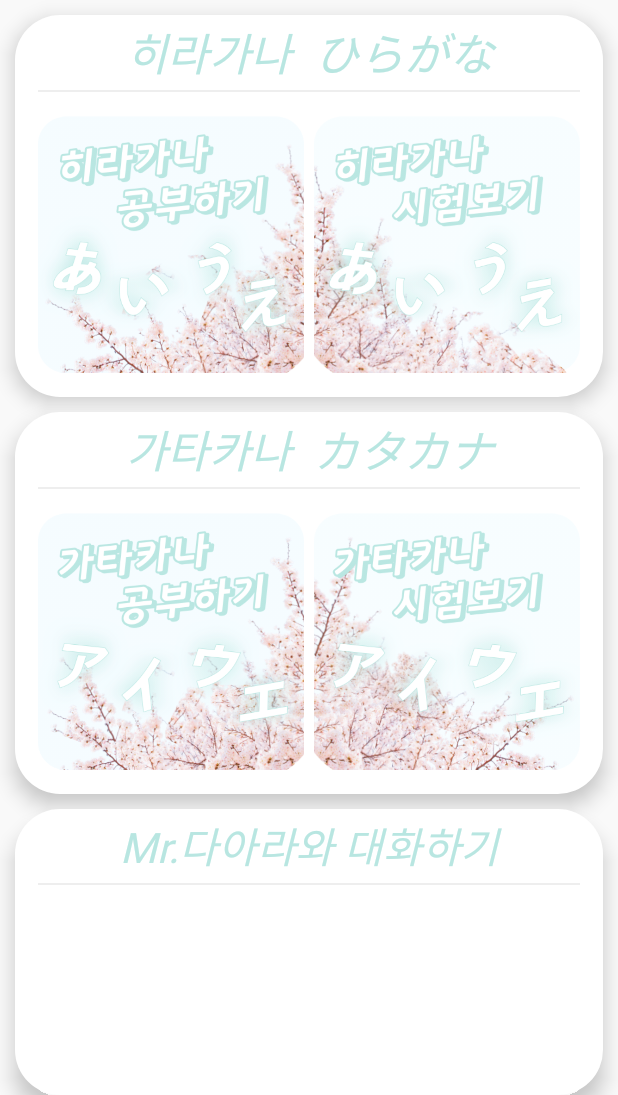
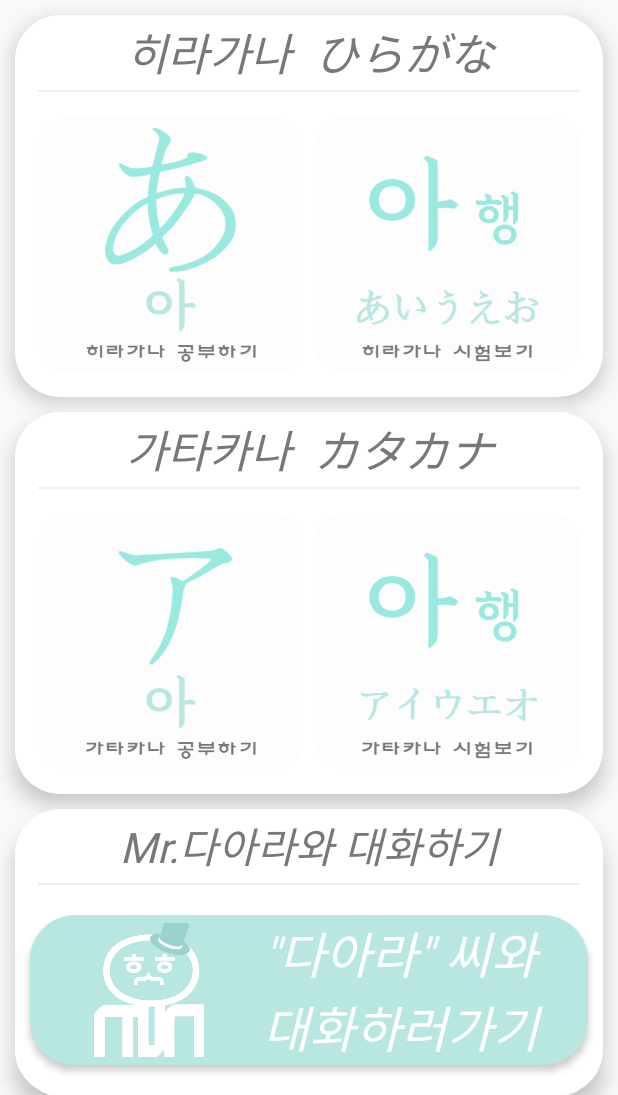
Before and after one commit to roncan1/Aragada, an Android app: the screen it shows after launch (MainActivity), on a phone screen of 412 x 824 dp, the part 141-1236 px from its top. Run offline under Robolectric (Android 15) with nearby library versions, the phone set to English and light mode, and no system bars.

Commit message:
activity_main.xml 수정 / 다아라 챗봇 바로가기 버튼 추가

```diff
--- /dev/null
+++ b/app/src/main/res/drawable/round_box_daara.xml
@@ -0,0 +1,7 @@
+<?xml version="1.0" encoding="utf-8"?>
+<shape
+    xmlns:android="http://schemas.android.com/apk/res/android"
+    android:shape="rectangle">
+    <solid android:color="@color/theme" />
+    <corners android:radius="30dp" />
+</shape>
--- a/app/src/main/res/layout/activity_main.xml
+++ b/app/src/main/res/layout/activity_main.xml
@@ -65,7 +65,7 @@
                 android:fontFamily="@font/godo"
                 android:gravity="center"
                 android:text="히라가나  ひらがな"
-                android:textColor="@color/theme"
+                android:textColor="@color/titleColor"
                 android:textSize="30dp"
                 android:textStyle="italic" />
 
@@ -124,7 +124,7 @@
                 android:fontFamily="@font/godo"
                 android:gravity="center"
                 android:text="가타카나  カタカナ"
-                android:textColor="@color/theme"
+                android:textColor="@color/titleColor"
                 android:textSize="30dp"
                 android:textStyle="italic" />
 
@@ -181,7 +181,7 @@
                 android:fontFamily="@font/godo"
                 android:gravity="center"
                 android:text="Mr.다아라와 대화하기"
-                android:textColor="@color/theme"
+                android:textColor="@color/titleColor"
                 android:textSize="28dp"
                 android:textStyle="italic" />
 
@@ -193,11 +193,38 @@
                 android:background="#EEEEEE" />
 
             <LinearLayout
+                android:id="@+id/btn_daara"
                 android:layout_width="match_parent"
                 android:layout_height="match_parent"
                 android:layout_weight="1"
                 android:orientation="horizontal"
+                android:background="@drawable/round_box_daara"
+                android:layout_marginLeft="10dp"
+                android:layout_marginRight="10dp"
+                android:layout_marginTop="20dp"
+                android:layout_marginBottom="20dp"
+                android:paddingLeft="20dp"
+                android:elevation="3dp"
                 >
+
+                <ImageView
+                    android:layout_width="match_parent"
+                    android:layout_height="match_parent"
+                    android:layout_margin="5dp"
+                    android:layout_weight="2"
+                    android:src="@drawable/daara_icon" />
+
+                <TextView
+                    android:layout_width="match_parent"
+                    android:layout_height="match_parent"
+                    android:layout_weight="1"
+                    android:text="&quot;다아라&quot; 씨와&#10;대화하러가기"
+                    android:gravity="center"
+                    android:fontFamily="@font/godo"
+                    android:textColor="@color/white"
+                    android:textSize="33dp"
+                    android:textStyle="italic"
+                    android:layout_marginRight="15dp"/>
             </LinearLayout>
         </LinearLayout>
     </LinearLayout>
--- a/app/src/main/res/values/colors.xml
+++ b/app/src/main/res/values/colors.xml
@@ -8,4 +8,5 @@
     <color name="black">#FF000000</color>
     <color name="white">#FFFFFFFF</color>
     <color name="theme">#B8E6E1</color>
+    <color name="titleColor">#787878</color>
 </resources>
```
Also changed, not shown: app/src/main/res/drawable-v24/btn_gatakana_study.png (added), app/src/main/res/drawable-v24/btn_gatakana_test.png (added), app/src/main/res/drawable-v24/btn_hiragana_study.png (added), app/src/main/res/drawable-v24/btn_hiragana_test.png (added), app/src/main/res/drawable-v24/daara_icon.png (added), app/src/main/res/drawable/btn_gatakana_study.png (deleted), app/src/main/res/drawable/btn_gatakana_test.png (deleted), app/src/main/res/drawable/btn_hiragana_study.png (deleted), app/src/main/res/drawable/btn_hiragana_test.png (deleted).
